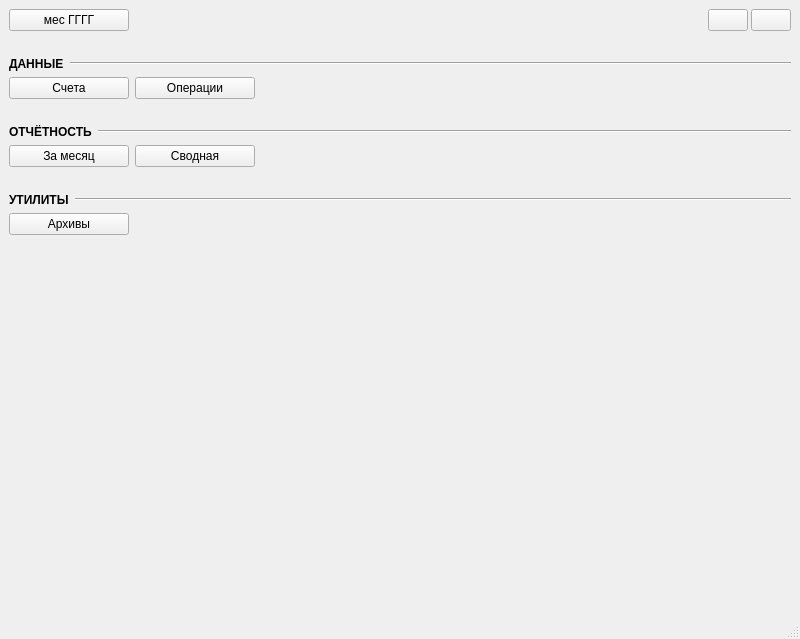
The window that ui/forms/form_main.ui (e-vladimir/finmanager) describes before a commit, drawn with Qt 5.
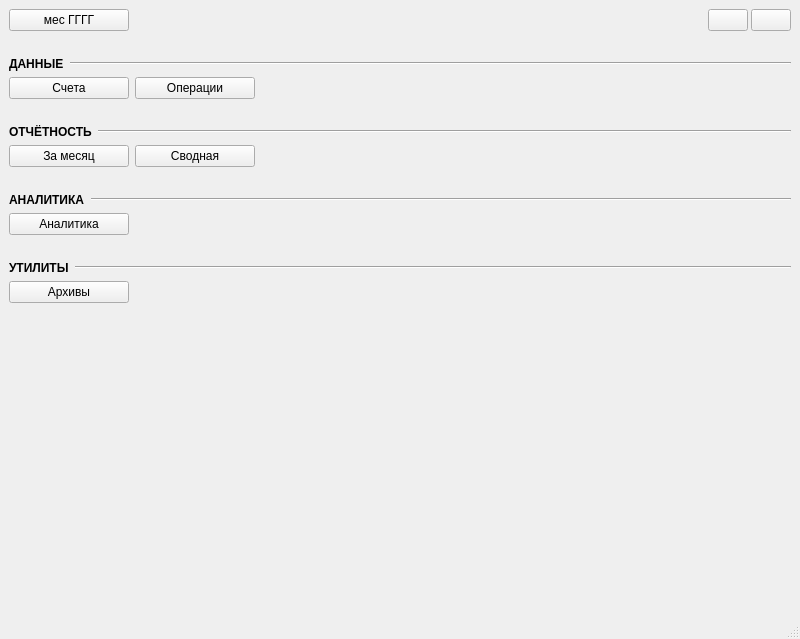
The same window after the commit.

Commit message: Форма основная + Переход в форму Аналитика

The edit to the form file:
```diff
--- a/ui/forms/form_main.ui
+++ b/ui/forms/form_main.ui
@@ -250,6 +250,75 @@
       </item>
      </layout>
     </item>
+    <item>
+     <spacer name="verticalSpacer_12">
+      <property name="orientation">
+       <enum>Qt::Orientation::Vertical</enum>
+      </property>
+      <property name="sizeType">
+       <enum>QSizePolicy::Policy::Fixed</enum>
+      </property>
+      <property name="sizeHint" stdset="0">
+       <size>
+        <width>20</width>
+        <height>20</height>
+       </size>
+      </property>
+     </spacer>
+    </item>
+    <item>
+     <layout class="QHBoxLayout" name="horizontalLayout_11" stretch="0,1">
+      <item>
+       <widget class="QLabel" name="label_5">
+        <property name="font">
+         <font>
+          <bold>true</bold>
+         </font>
+        </property>
+        <property name="text">
+         <string>АНАЛИТИКА</string>
+        </property>
+       </widget>
+      </item>
+      <item>
+       <widget class="Line" name="line_7">
+        <property name="orientation">
+         <enum>Qt::Orientation::Horizontal</enum>
+        </property>
+       </widget>
+      </item>
+     </layout>
+    </item>
+    <item>
+     <layout class="QHBoxLayout" name="horizontalLayout_10">
+      <item>
+       <widget class="QPushButton" name="btn_analytics">
+        <property name="minimumSize">
+         <size>
+          <width>120</width>
+          <height>0</height>
+         </size>
+        </property>
+        <property name="text">
+         <string>Аналитика</string>
+        </property>
+       </widget>
+      </item>
+      <item>
+       <spacer name="horizontalSpacer_8">
+        <property name="orientation">
+         <enum>Qt::Orientation::Horizontal</enum>
+        </property>
+        <property name="sizeHint" stdset="0">
+         <size>
+          <width>40</width>
+          <height>20</height>
+         </size>
+        </property>
+       </spacer>
+      </item>
+     </layout>
+    </item>
     <item>
      <spacer name="verticalSpacer_11">
       <property name="orientation">
```
The commit also changes 13 other files.
